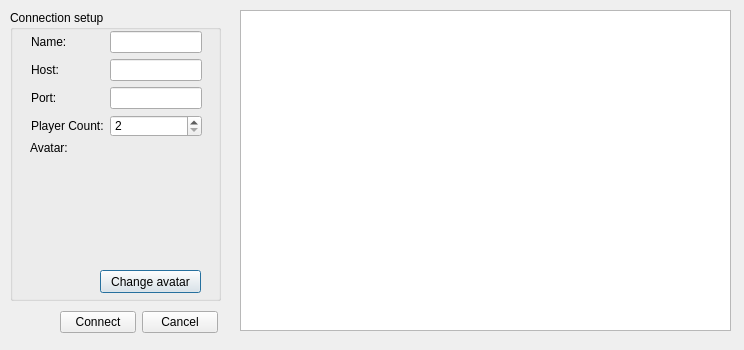
The window that src/connectiondialog.ui (Mogara/QSanguosha) describes before a commit, drawn with Qt 5.
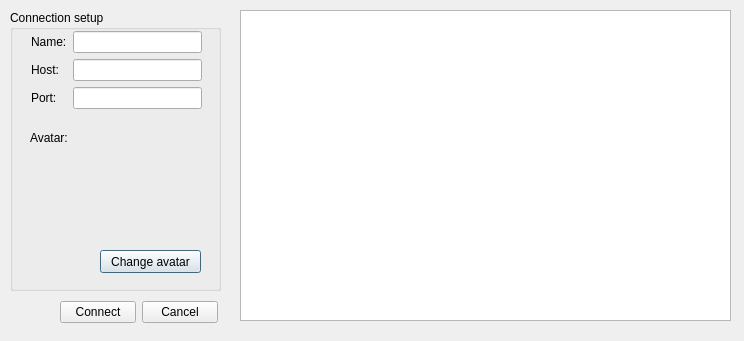
The same window after the commit.

Commit message: Now the server controls the player count and fix the double vine bug

Diff of the .ui file:
```diff
--- a/src/connectiondialog.ui
+++ b/src/connectiondialog.ui
@@ -10,7 +10,7 @@
     <x>0</x>
     <y>0</y>
     <width>744</width>
-    <height>350</height>
+    <height>341</height>
    </rect>
   </property>
   <property name="windowTitle">
@@ -22,7 +22,7 @@
      <x>10</x>
      <y>10</y>
      <width>211</width>
-     <height>291</height>
+     <height>281</height>
     </rect>
    </property>
    <property name="title">
@@ -32,7 +32,7 @@
     <property name="geometry">
      <rect>
       <x>90</x>
-      <y>140</y>
+      <y>120</y>
       <width>100</width>
       <height>100</height>
      </rect>
@@ -54,7 +54,7 @@
     <property name="geometry">
      <rect>
       <x>90</x>
-      <y>260</y>
+      <y>240</y>
       <width>101</width>
       <height>23</height>
      </rect>
@@ -67,7 +67,7 @@
     <property name="geometry">
      <rect>
       <x>20</x>
-      <y>130</y>
+      <y>120</y>
       <width>42</width>
       <height>16</height>
      </rect>
@@ -82,10 +82,13 @@
       <x>21</x>
       <y>21</y>
       <width>171</width>
-      <height>106</height>
+      <height>91</height>
      </rect>
     </property>
     <layout class="QFormLayout" name="formLayout">
+     <property name="fieldGrowthPolicy">
+      <enum>QFormLayout::AllNonFixedFieldsGrow</enum>
+     </property>
      <item row="0" column="0">
       <widget class="QLabel" name="nameLabel">
        <property name="text">
@@ -125,23 +128,6 @@
      <item row="3" column="1">
       <widget class="QLineEdit" name="portLineEdit"/>
      </item>
-     <item row="4" column="0">
-      <widget class="QLabel" name="playerCountLabel">
-       <property name="text">
-        <string>Player Count:</string>
-       </property>
-      </widget>
-     </item>
-     <item row="4" column="1">
-      <widget class="QSpinBox" name="spinBox">
-       <property name="minimum">
-        <number>2</number>
-       </property>
-       <property name="maximum">
-        <number>8</number>
-       </property>
-      </widget>
-     </item>
     </layout>
    </widget>
   </widget>
@@ -151,7 +137,7 @@
      <x>240</x>
      <y>10</y>
      <width>491</width>
-     <height>321</height>
+     <height>311</height>
     </rect>
    </property>
    <property name="iconSize">
@@ -171,7 +157,7 @@
    <property name="geometry">
     <rect>
      <x>60</x>
-     <y>310</y>
+     <y>300</y>
      <width>158</width>
      <height>25</height>
     </rect>
```
Left out of the diff: 1 changed line with no effect on the pictures. The commit also changes 9 other files.
